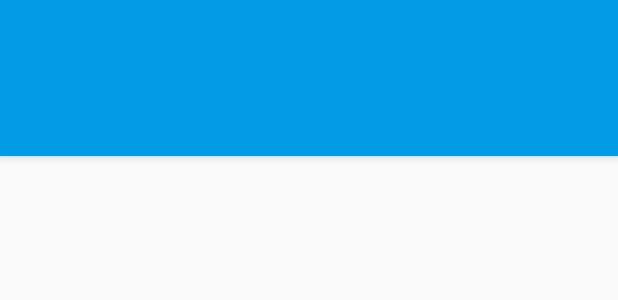
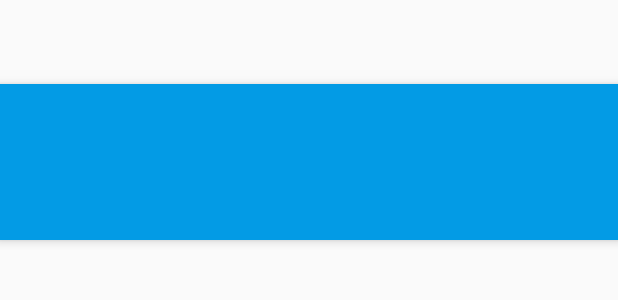
Before and after one commit to gatesyp/openshift, an Android app: the layout activity_main.xml on its own in the app's theme, with its tools: preview values and no code run, on a phone screen of 412 x 824 dp. Shown: the top 300 px of the screen. Run offline under Robolectric (Android 15) with nearby library versions, the phone set to English and light mode, and no system bars; network calls fail.

Commit message:
Not much to report here

```diff
--- a/mobile/OpenShift/app/src/main/res/layout/activity_main.xml
+++ b/mobile/OpenShift/app/src/main/res/layout/activity_main.xml
@@ -8,7 +8,7 @@
     xmlns:app="http://schemas.android.com/apk/res-auto"
     android:layout_width="match_parent"
     android:layout_height="match_parent"
-    android:fitsSystemWindows="false">
+    android:fitsSystemWindows="true">
 
     <!-- AppBarLayout is a wrapper for a Toolbar in order to apply scrolling effects. -->
     <!-- Note that AppBarLayout expects to be the first child nested within a CoordinatorLayout -->
--- a/mobile/OpenShift/app/src/main/res/layout/fragment_events.xml
+++ b/mobile/OpenShift/app/src/main/res/layout/fragment_events.xml
@@ -2,8 +2,7 @@
 <android.support.design.widget.CoordinatorLayout xmlns:android="http://schemas.android.com/apk/res/android"
     android:layout_width="match_parent"
     android:layout_height="match_parent"
-    android:fitsSystemWindows="true"
-    android:background="@android:color/holo_red_light" >
+    android:fitsSystemWindows="true">
 
     <android.support.v7.widget.RecyclerView
         android:id="@+id/my_recycler_view"
--- a/mobile/OpenShift/app/src/main/res/layout/fragment_social.xml
+++ b/mobile/OpenShift/app/src/main/res/layout/fragment_social.xml
@@ -2,8 +2,7 @@
 <android.support.design.widget.CoordinatorLayout xmlns:android="http://schemas.android.com/apk/res/android"
     android:layout_width="match_parent"
     android:layout_height="match_parent"
-    android:fitsSystemWindows="true"
-    android:background="@android:color/holo_blue_light" >
+    android:fitsSystemWindows="true">
 
     <android.support.v7.widget.RecyclerView
         android:id="@+id/my_recycler_view"
```
